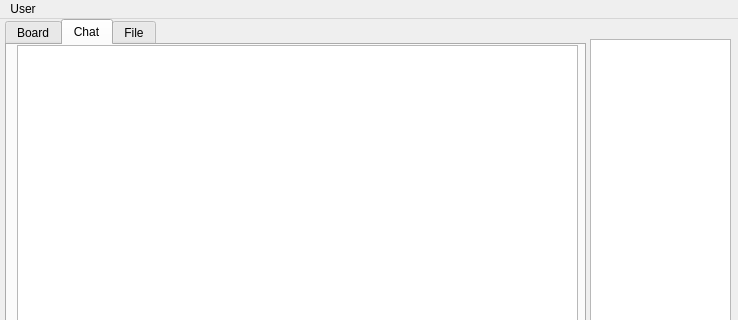
This is code/UI_Client.ui in hahastudio/CodeCafe as Qt 5 draws it before an edit; both pictures show x 0 to 738 and y 0 to 320 of the 738 by 489 pixel window. The edited form follows.
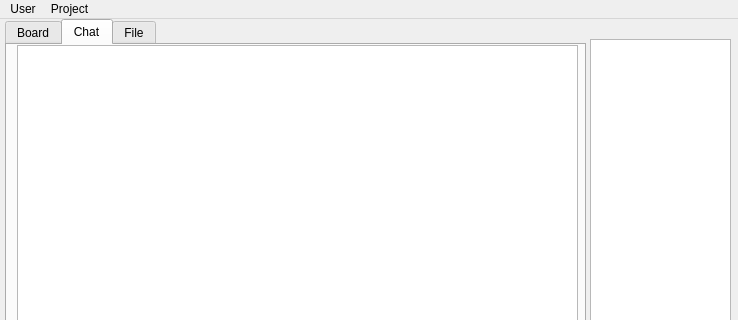
This is the edited form.

```diff
--- a/code/UI_Client.ui
+++ b/code/UI_Client.ui
@@ -228,9 +228,17 @@
     </property>
     <addaction name="actionLogin"/>
     <addaction name="actionLogout"/>
+    <addaction name="actionSetPwd"/>
+   </widget>
+   <widget class="QMenu" name="menuProject">
+    <property name="title">
+     <string>Project</string>
+    </property>
+    <addaction name="actionSetPath"/>
     <addaction name="actionRefresh"/>
    </widget>
    <addaction name="menu"/>
+   <addaction name="menuProject"/>
   </widget>
   <widget class="QStatusBar" name="statusbar"/>
   <action name="actionLogin">
```
Left out of the diff: 12 changed lines with no effect on the pictures.
